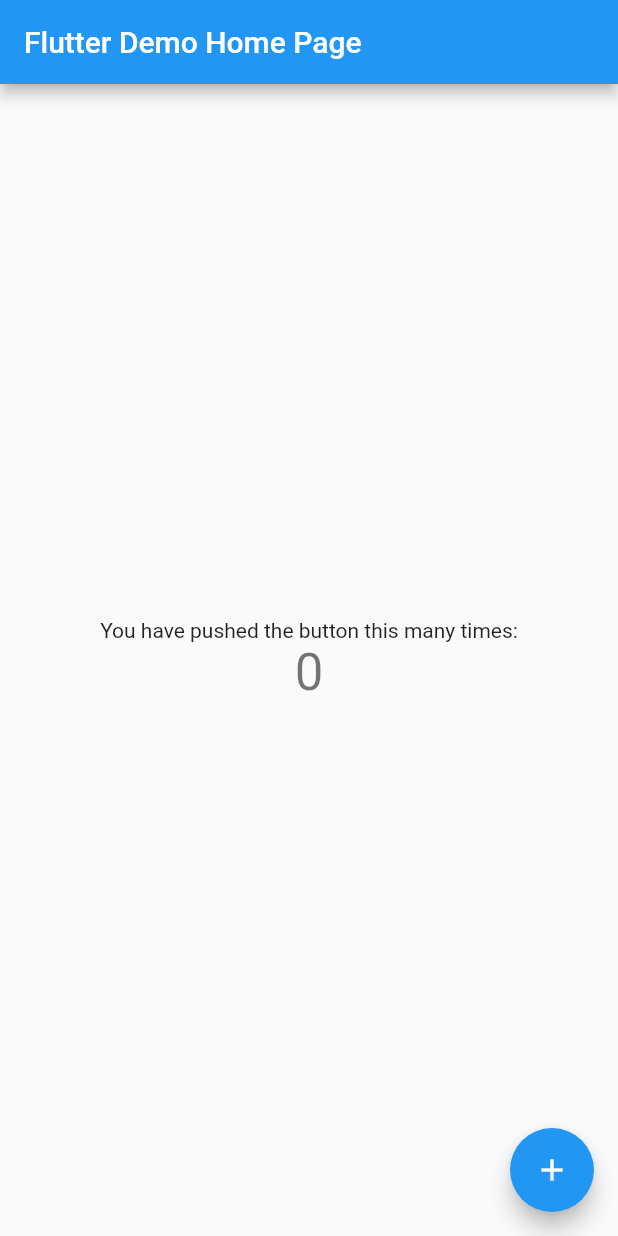
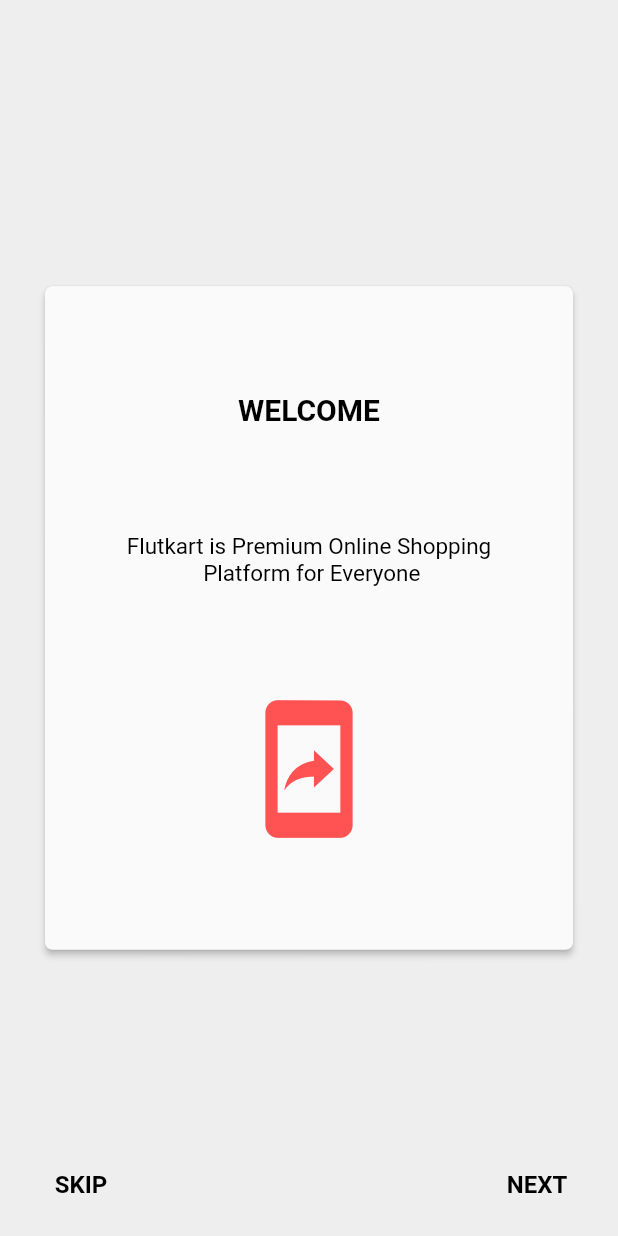
Before and after one commit to artim-anton/fellow_traveler, a Flutter app: the screen it shows after launch, on a phone screen of 412 x 824 dp. Run offline on Flutter 3.47's test engine with Material 2 defaults, Android fonts, the phone set to English and light mode, and no system bars.

Commit message:
add screen

```diff
--- a/lib/main.dart
+++ b/lib/main.dart
@@ -1,113 +1,16 @@
 import 'package:flutter/material.dart';
+import 'package:fellow_traveler/pages/home_screen.dart';
+import 'package:fellow_traveler/pages/intro_screen.dart';
+import 'package:fellow_traveler/pages/splash_screen.dart';
 
-void main() {
-  runApp(MyApp());
-}
+var routes = <String, WidgetBuilder>{
+  "/home": (BuildContext context) => HomeScreen(),
+  "/intro": (BuildContext context) => IntroScreen(),
+};
 
-class MyApp extends StatelessWidget {
-  // This widget is the root of your application.
-  @override
-  Widget build(BuildContext context) {
-    return MaterialApp(
-      title: 'Flutter Demo',
-      theme: ThemeData(
-        // This is the theme of your application.
-        //
-        // Try running your application with "flutter run". You'll see the
-        // application has a blue toolbar. Then, without quitting the app, try
-        // changing the primarySwatch below to Colors.green and then invoke
-        // "hot reload" (press "r" in the console where you ran "flutter run",
-        // or simply save your changes to "hot reload" in a Flutter IDE).
-        // Notice that the counter didn't reset back to zero; the application
-        // is not restarted.
-        primarySwatch: Colors.blue,
-      ),
-      home: MyHomePage(title: 'Flutter Demo Home Page'),
-    );
-  }
-}
-
-class MyHomePage extends StatefulWidget {
-  MyHomePage({Key key, this.title}) : super(key: key);
-
-  // This widget is the home page of your application. It is stateful, meaning
-  // that it has a State object (defined below) that contains fields that affect
-  // how it looks.
-
-  // This class is the configuration for the state. It holds the values (in this
-  // case the title) provided by the parent (in this case the App widget) and
-  // used by the build method of the State. Fields in a Widget subclass are
-  // always marked "final".
-
-  final String title;
-
-  @override
-  _MyHomePageState createState() => _MyHomePageState();
-}
-
-class _MyHomePageState extends State<MyHomePage> {
-  int _counter = 0;
-
-  void _incrementCounter() {
-    setState(() {
-      // This call to setState tells the Flutter framework that something has
-      // changed in this State, which causes it to rerun the build method below
-      // so that the display can reflect the updated values. If we changed
-      // _counter without calling setState(), then the build method would not be
-      // called again, and so nothing would appear to happen.
-      _counter++;
-    });
-  }
-
-  @override
-  Widget build(BuildContext context) {
-    // This method is rerun every time setState is called, for instance as done
-    // by the _incrementCounter method above.
-    //
-    // The Flutter framework has been optimized to make rerunning build methods
-    // fast, so that you can just rebuild anything that needs updating rather
-    // than having to individually change instances of widgets.
-    return Scaffold(
-      appBar: AppBar(
-        // Here we take the value from the MyHomePage object that was created by
-        // the App.build method, and use it to set our appbar title.
-        title: Text(widget.title),
-      ),
-      body: Center(
-        // Center is a layout widget. It takes a single child and positions it
-        // in the middle of the parent.
-        child: Column(
-          // Column is also a layout widget. It takes a list of children and
-          // arranges them vertically. By default, it sizes itself to fit its
-          // children horizontally, and tries to be as tall as its parent.
-          //
-          // Invoke "debug painting" (press "p" in the console, choose the
-          // "Toggle Debug Paint" action from the Flutter Inspector in Android
-          // Studio, or the "Toggle Debug Paint" command in Visual Studio Code)
-          // to see the wireframe for each widget.
-          //
-          // Column has various properties to control how it sizes itself and
-          // how it positions its children. Here we use mainAxisAlignment to
-          // center the children vertically; the main axis here is the vertical
-          // axis because Columns are vertical (the cross axis would be
-          // horizontal).
-          mainAxisAlignment: MainAxisAlignment.center,
-          children: <Widget>[
-            Text(
-              'You have pushed the button this many times:',
-            ),
-            Text(
-              '$_counter',
-              style: Theme.of(context).textTheme.headline4,
-            ),
-          ],
-        ),
-      ),
-      floatingActionButton: FloatingActionButton(
-        onPressed: _incrementCounter,
-        tooltip: 'Increment',
-        child: Icon(Icons.add),
-      ), // This trailing comma makes auto-formatting nicer for build methods.
-    );
-  }
-}
+void main() => runApp(new MaterialApp(
+    theme:
+        ThemeData(primaryColor: Colors.red, accentColor: Colors.yellowAccent),
+    debugShowCheckedModeBanner: false,
+    home: SplashScreen(),
+    routes: routes));
--- /dev/null
+++ b/lib/pages/intro_screen.dart
@@ -0,0 +1,104 @@
+import 'package:fellow_traveler/utils/flutkart.dart';
+import 'package:flutter/material.dart';
+import 'package:fellow_traveler/utils/my_navigator.dart';
+import 'package:fellow_traveler/widgets/walkthrough.dart';
+
+class IntroScreen extends StatefulWidget {
+  @override
+  IntroScreenState createState() {
+    return IntroScreenState();
+  }
+}
+
+class IntroScreenState extends State<IntroScreen> {
+  final PageController controller = new PageController();
+  int currentPage = 0;
+  bool lastPage = false;
+
+  void _onPageChanged(int page) {
+    setState(() {
+      currentPage = page;
+      if (currentPage == 3) {
+        lastPage = true;
+      } else {
+        lastPage = false;
+      }
+    });
+  }
+
+  @override
+  Widget build(BuildContext context) {
+    return Container(
+      color: Color(0xFFEEEEEE),
+      padding: EdgeInsets.all(10.0),
+      child: Column(
+        mainAxisAlignment: MainAxisAlignment.spaceEvenly,
+        children: <Widget>[
+          Expanded(
+            flex: 1,
+            child: Container(),
+          ),
+          Expanded(
+            flex: 3,
+            child: PageView(
+              children: <Widget>[
+                Walkthrough(
+                  title: Flutkart.wt1,
+                  content: Flutkart.wc1,
+                  imageIcon: Icons.mobile_screen_share,
+                ),
+                Walkthrough(
+                  title: Flutkart.wt2,
+                  content: Flutkart.wc2,
+                  imageIcon: Icons.search,
+                ),
+                Walkthrough(
+                  title: Flutkart.wt3,
+                  content: Flutkart.wc3,
+                  imageIcon: Icons.shopping_cart,
+                ),
+                Walkthrough(
+                  title: Flutkart.wt4,
+                  content: Flutkart.wc4,
+                  imageIcon: Icons.verified_user,
+                ),
+              ],
+              controller: controller,
+              onPageChanged: _onPageChanged,
+            ),
+          ),
+          Expanded(
+            flex: 1,
+            child: Row(
+              mainAxisAlignment: MainAxisAlignment.spaceBetween,
+              crossAxisAlignment: CrossAxisAlignment.end,
+              children: <Widget>[
+                FlatButton(
+                  child: Text(lastPage ? "" : Flutkart.skip,
+                      style: TextStyle(
+                          color: Colors.black,
+                          fontWeight: FontWeight.bold,
+                          fontSize: 16.0)),
+                  onPressed: () =>
+                      lastPage ? null : MyNavigator.goToHome(context),
+                ),
+                FlatButton(
+                  child: Text(lastPage ? Flutkart.gotIt : Flutkart.next,
+                      style: TextStyle(
+                          color: Colors.black,
+                          fontWeight: FontWeight.bold,
+                          fontSize: 16.0)),
+                  onPressed: () => lastPage
+                      ? MyNavigator.goToHome(context)
+                      : controller.nextPage(
+                          duration: Duration(milliseconds: 300),
+                          curve: Curves.easeIn),
+                ),
+              ],
+            ),
+          )
+        ],
+      ),
+    );
+  }
+}
--- /dev/null
+++ b/lib/utils/flutkart.dart
@@ -0,0 +1,19 @@
+class Flutkart {
+  static const String name = "Flutkart";
+  static const String store = "Online Store\n For Everyone";
+  static const String wt1 = "WELCOME";
+  static const String wc1 =
+      "Flutkart is Premium Online Shopping\n Platform for Everyone";
+  static const String wt2 = "DISCOVER PRODUCT";
+  static const String wc2 =
+      "Search Latest and Featured Product\n With Best Price";
+  static const String wt3 = "ADD TO CART";
+  static const String wc3 =
+      "Add to Cart All Product You need\n And Checkout the Order";
+  static const String wt4 = "VERIFY AND RECEIVE";
+  static const String wc4 =
+      "We Will Verify Your Order\n Pay the bill and Receive the Product";
+  static const String skip = "SKIP";
+  static const String next = "NEXT";
+  static const String gotIt = "GOT IT";
+}
--- /dev/null
+++ b/lib/utils/my_navigator.dart
@@ -0,0 +1,11 @@
+import 'package:flutter/material.dart';
+
+class MyNavigator {
+  static void goToHome(BuildContext context) {
+    Navigator.pushNamed(context, "/home");
+  }
+
+  static void goToIntro(BuildContext context) {
+    Navigator.pushNamed(context, "/intro");
+  }
+}
--- /dev/null
+++ b/lib/widgets/walkthrough.dart
@@ -0,0 +1,91 @@
+import 'package:flutter/material.dart';
+
+class Walkthrough extends StatefulWidget {
+  final title;
+  final content;
+  final imageIcon;
+  final imagecolor;
+
+  Walkthrough(
+      {this.title,
+      this.content,
+      this.imageIcon,
+      this.imagecolor = Colors.redAccent});
+
+  @override
+  WalkthroughState createState() {
+    return WalkthroughState();
+  }
+}
+
+class WalkthroughState extends State<Walkthrough>
+    with SingleTickerProviderStateMixin {
+  Animation animation;
+  AnimationController animationController;
+
+  @override
+  void initState() {
+    // TODO: implement initState
+    super.initState();
+    animationController =
+        AnimationController(vsync: this, duration: Duration(milliseconds: 500));
+    animation = Tween(begin: -250.0, end: 0.0).animate(
+        CurvedAnimation(parent: animationController, curve: Curves.easeInOut));
+
+    animation.addListener(() => setState(() {}));
+
+    animationController.forward();
+  }
+
+  @override
+  void dispose() {
+    // TODO: implement dispose
+    super.dispose();
+    animationController.dispose();
+  }
+
+  @override
+  Widget build(BuildContext context) {
+    return new Container(
+      padding: EdgeInsets.all(20.0),
+      child: Material(
+        animationDuration: Duration(milliseconds: 500),
+        elevation: 2.0,
+        borderRadius: BorderRadius.all(Radius.circular(5.0)),
+        child: Column(
+          mainAxisSize: MainAxisSize.min,
+          mainAxisAlignment: MainAxisAlignment.spaceEvenly,
+          children: <Widget>[
+            new Transform(
+              transform:
+                  new Matrix4.translationValues(animation.value, 0.0, 0.0),
+              child: new Text(
+                widget.title,
+                style: TextStyle(
+                    fontSize: 20.0,
+                    fontWeight: FontWeight.bold,
+                    color: Colors.black),
+              ),
+            ),
+            new Transform(
+              transform:
+                  new Matrix4.translationValues(animation.value, 0.0, 0.0),
+              child: new Text(widget.content,
+                  softWrap: true,
+                  textAlign: TextAlign.center,
+                  style: TextStyle(
+                      fontWeight: FontWeight.normal,
+                      fontSize: 15.0,
+                      color: Colors.black)),
+            ),
+            new Icon(
+              widget.imageIcon,
+              size: 100.0,
+              color: widget.imagecolor,
+            )
+          ],
+        ),
+      ),
+    );
+  }
+}
```
Also changed, not shown: lib/pages/home_screen.dart (added, +127 -0 lines), lib/pages/splash_screen.dart (added, +88 -0 lines).
